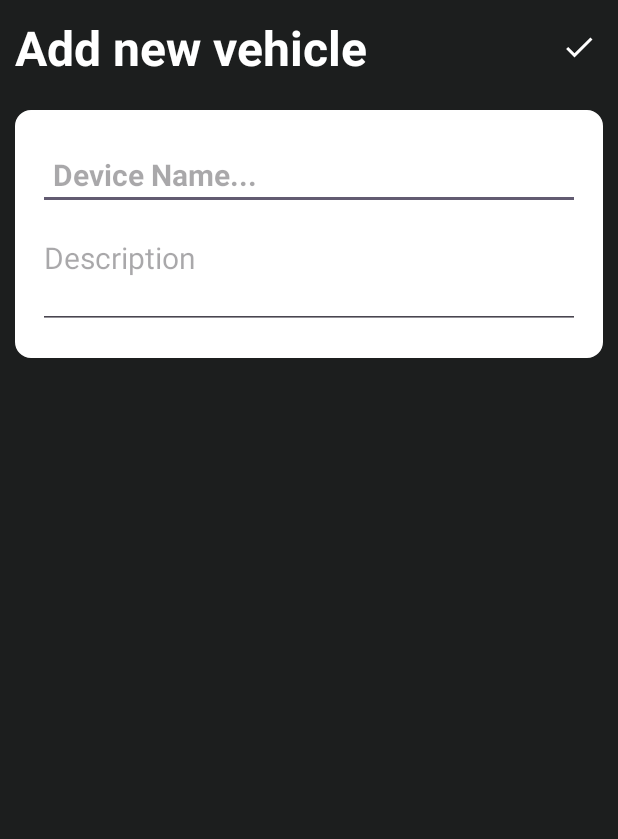
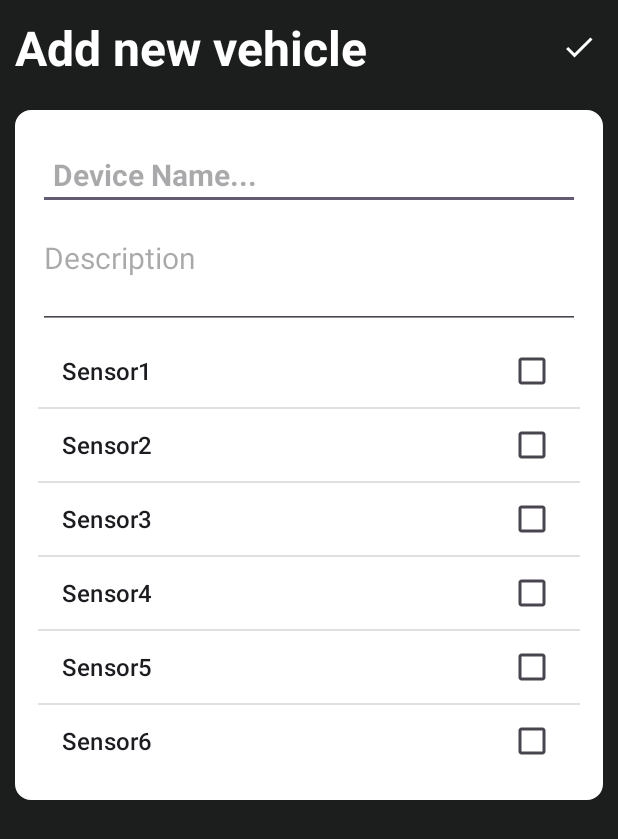
Before and after one commit to DMStoicescu/TPMS_Data_Visualizer, an Android app: the DeviceDetailsActivity screen opened directly, with no data from a screen before it, on a phone screen of 412 x 824 dp. Shown: the top 839 px of the screen. Run offline under Robolectric (Android 15) with nearby library versions, the phone set to English and light mode, and no system bars; our stand-ins replace Firebase (no records; nobody signed in at launch, a user with empty details on screens opened directly).

Commit message:
Initial logic for sensor list checking and unchecking

```diff
--- a/app/src/main/java/com/example/tpms_data_visualizer/DeviceDetailsActivity.java
+++ b/app/src/main/java/com/example/tpms_data_visualizer/DeviceDetailsActivity.java
@@ -4,9 +4,12 @@ import androidx.annotation.NonNull;
 import androidx.appcompat.app.AppCompatActivity;
 
 import android.os.Bundle;
+import android.util.Log;
 import android.view.View;
+import android.widget.ArrayAdapter;
 import android.widget.EditText;
 import android.widget.ImageButton;
+import android.widget.ListView;
 import android.widget.TextView;
 
 import com.google.android.gms.tasks.OnCompleteListener;
@@ -15,6 +18,7 @@ import com.google.android.material.floatingactionbutton.FloatingActionButton;
 import com.google.firebase.Timestamp;
 import com.google.firebase.firestore.DocumentReference;
 
+import java.util.ArrayList;
 import java.util.Date;
 
 public class DeviceDetailsActivity extends AppCompatActivity {
@@ -27,6 +31,10 @@ public class DeviceDetailsActivity extends AppCompatActivity {
     String title,content,docId;
     boolean isViewMode = false;
 
+    String[] testArray = {"Sensor1","Sensor2","Sensor3","Sensor4","Sensor5","Sensor6"};
+    ListView sensorListView;
+    ArrayAdapter<String> listAdapter;
+
     @Override
     protected void onCreate(Bundle savedInstanceState) {
         super.onCreate(savedInstanceState);
@@ -37,6 +45,7 @@ public class DeviceDetailsActivity extends AppCompatActivity {
         saveDeviceButton = findViewById(R.id.save_device_btn);
         titleDeviceTextView = findViewById(R.id.new_device);
         deleteDeviceButton = findViewById(R.id.delete_device_btn);
+        sensorListView = findViewById(R.id.sensor_list_options);
 
         //Receive data logic
         title = getIntent().getStringExtra("title");
@@ -53,6 +62,11 @@ public class DeviceDetailsActivity extends AppCompatActivity {
         if(isViewMode){
             titleDeviceTextView.setText("Device: " + title);
             deleteDeviceButton.setVisibility(View.VISIBLE);
+            sensorListView.setVisibility(View.GONE);
+        }
+        else {
+            listAdapter = new ArrayAdapter<>(this, android.R.layout.simple_list_item_multiple_choice, testArray);
+            sensorListView.setAdapter(listAdapter);
         }
 
         //Buttons logic
@@ -78,6 +92,15 @@ public class DeviceDetailsActivity extends AppCompatActivity {
         device.setTitle(device_title);
         device.setContent(device_description);
         device.setTimestamp(Timestamp.now());
+
+        ArrayList<String> checkedSensors = new ArrayList<>();
+        for(int i=0; i<sensorListView.getCount(); i++){
+            if(sensorListView.isItemChecked(i)){
+                checkedSensors.add(sensorListView.getItemAtPosition(i).toString());
+            }
+        }
+
+        device.setCheckedSensorsArray(checkedSensors);
 
         saveDeviceToFirebase(device);
     }
--- a/app/src/main/res/layout/activity_device_details.xml
+++ b/app/src/main/res/layout/activity_device_details.xml
@@ -76,6 +76,13 @@
 <!--            android:background="@android:drawable/btn_dropdown"-->
 <!--            android:spinnerMode="dropdown"-->
 <!--            />-->
+
+            <ListView
+                android:layout_width="match_parent"
+                android:layout_height="wrap_content"
+                android:id="@+id/sensor_list_options"
+                android:choiceMode="multipleChoice"
+                android:visibility="visible"/>
     </LinearLayout>
 
     <com.google.android.material.floatingactionbutton.FloatingActionButton
```
Also changed, not shown: app/src/main/java/com/example/tpms_data_visualizer/Device.java (+12 -0 lines).
